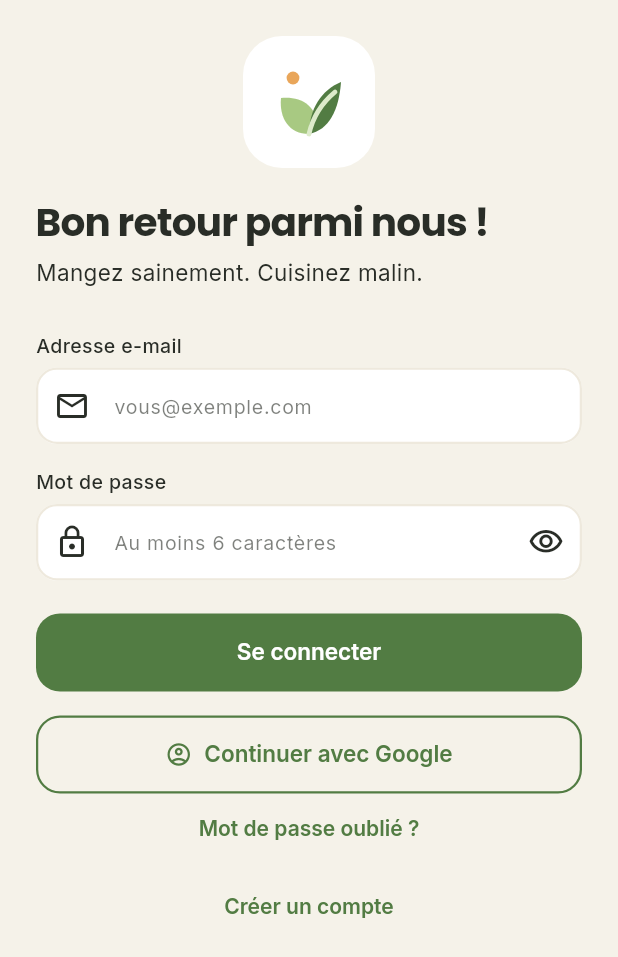
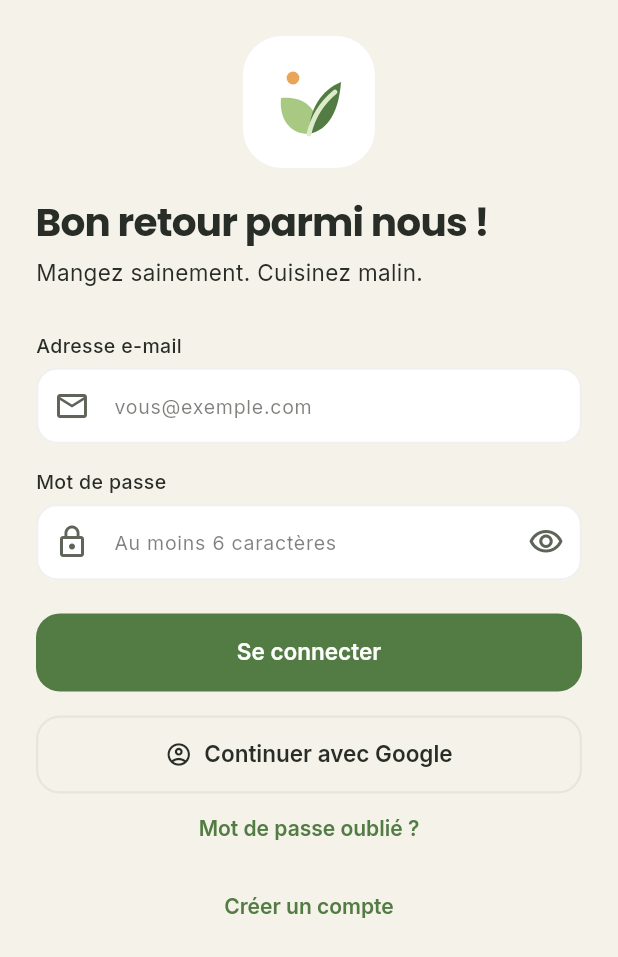
Before and after one commit to Adem-elwafi/RecipeMate, a Flutter app: the AuthScreen screen opened by its route, on a phone screen of 412 x 824 dp. Shown: the top 957 px of the screen. Run offline on Flutter 3.47's test engine with Material 3 defaults, Android fonts, the phone set to English and light mode, and no system bars; our stand-ins replace cloud_firestore, firebase_auth, firebase_core, firebase_storage, flutter_local_notifications, flutter_riverpod and 8 more; accounts and stored records are empty; network calls fail.

Commit message:
Design: theme centralise, profil/connexion/onboarding alignes sur les maquettes

```diff
--- a/lib/core/theme/app_colors.dart
+++ b/lib/core/theme/app_colors.dart
@@ -1,67 +1,69 @@
 import 'package:flutter/material.dart';
 
-/// Design tokens for RecipeMate colors based on Material 3 specifications.
-/// Extracted directly from `docs/design/RecipeMate.html`.
+/// Design tokens for RecipeMate colors.
+///
+/// Les couleurs ci-dessous sont celles de la palette de référence : aucun
+/// code HEX approximatif ni couleur Material par défaut n'est utilisé pour les
+/// écrans clairs. Les seules valeurs dérivées sont des transparences de ces
+/// mêmes couleurs (ombres, bordures) ou les fonds du thème sombre, conservé
+/// pour les écrans autres que l'authentification.
 abstract final class AppColors {
-  // Brand colors
+  // Palette de référence (codes HEX imposés)
   static const Color primary = Color(0xFF527C43);
   static const Color sage = Color(0xFFA8C982);
   static const Color softGreen = Color(0xFFDDEBCB);
-  static const Color tonalGreenText = Color(0xFF3F6233);
-  static const Color primaryDark = Color(0xFF3F6233);
-  static const Color primaryLight = Color(0xFF6A9B57);
-  static const Color softGreenLight = Color(0xFFEFF6E6);
+  static const Color cream = Color(0xFFF5F2E9);
+  static const Color card = Color(0xFFFFFFFF);
+  static const Color textPrimary = Color(0xFF292D27);
+  static const Color greyIcon = Color(0xFF858B7D);
+  static const Color textSecondary = Color(0xFF5E6457);
+  static const Color orangeAccent = Color(0xFFE9A65A);
+  static const Color orangeText = Color(0xFF9A5A12);
+  static const Color error = Color(0xFFB3261E);
 
-  // Surface & Background
-  static const Color cream = Color(0xFFF5F2E9);
-  static const Color background = Color(0xFFF5F2E9);
-  static const Color scaffoldBackground = Color(0xFFF5F2E9);
-  static const Color card = Color(0xFFFFFFFF);
-  static const Color surface = Color(0xFFFFFFFF);
-  static const Color darkBackground = Color(0xFF1C1F1A);
-  static const Color darkBg = Color(0xFF1C1F1A);
-  static const Color darkCard = Color(0xFF262A23);
+  // Alias sémantiques : ils pointent tous vers la palette exacte.
+  static const Color tonalGreenText = textPrimary;
+  static const Color primaryDark = primary;
+  static const Color primaryLight = primary;
+  static const Color softGreenLight = softGreen;
+  static const Color background = cream;
+  static const Color scaffoldBackground = cream;
+  static const Color surface = card;
+  static const Color textMuted = greyIcon;
+  static const Color iconGrey = greyIcon;
+  static const Color success = primary;
+  static const Color successContainer = softGreen;
+  static const Color orangeContainer = cream;
+  static const Color favoriteIcon = orangeAccent;
+  static const Color errorContainer = card;
+  static const Color info = textSecondary;
+  static const Color infoContainer = cream;
 
-  // Ombres douces des cartes (valeurs alpha des couleurs de la palette).
+  // Bordures : gris de la palette ou variante très claire autorisée.
+  static const Color border = Color(0x1F292D27); // rgba(41, 45, 39, 0.12)
+  static const Color borderSubtle = Color(0x1F858B7D); // gris #858B7D à 12 %
+
+  // Ombres douces des cartes (transparences des couleurs de la palette).
   static const Color cardShadow = Color(0x14292D27); // rgba(41, 45, 39, 0.08)
   static const Color primaryShadow = Color(
     0x28527C43,
   ); // rgba(82, 124, 67, 0.16)
 
-  // Typography & Neutral
-  static const Color textPrimary = Color(0xFF292D27);
-  static const Color textSecondary = Color(0xFF5E6457);
-  static const Color textMuted = Color(0xFF858B7D);
-  static const Color greyIcon = Color(0xFF858B7D);
-  static const Color iconGrey = Color(0xFF858B7D);
-  static const Color border = Color(0x1F292D27); // rgba(41, 45, 39, 0.12)
-  static const Color borderSubtle = Color(0xFFEEE9DD);
-
-  // Accents & Alerts (Anti-gaspi, Expiration)
-  static const Color orangeAccent = Color(0xFFE9A65A);
-  static const Color orangeText = Color(0xFF9A5A12);
-  static const Color orangeContainer = Color(0xFFFCEFDF);
-  // Icône favori : nuance exacte de la maquette `docs/design/RecipeMate.html`.
-  static const Color favoriteIcon = Color(0xFFC97A22);
-
-  // Semantic Status
-  static const Color error = Color(0xFFB3261E);
-  static const Color errorContainer = Color(0xFFFBEDEB);
-  static const Color success = Color(0xFF527C43);
-  static const Color successContainer = Color(0xFFDDEBCB);
-  static const Color info = Color(0xFF3D7EAA);
-  static const Color infoContainer = Color(0xFFE5F1F9);
-
-  // Nutri-Score colors
-  static const Color nutriScoreA = Color(0xFF038141);
-  static const Color nutriScoreB = Color(0xFF85BB2F);
-  static const Color nutriScoreC = Color(0xFFFECB02);
-  static const Color nutriScoreD = Color(0xFFEE8100);
-  static const Color nutriScoreE = Color(0xFFE63E11);
+  // Nutri-Score : nuances de la palette de référence, sans couleur approximative.
+  static const Color nutriScoreA = primary;
+  static const Color nutriScoreB = sage;
+  static const Color nutriScoreC = orangeAccent;
+  static const Color nutriScoreD = orangeText;
+  static const Color nutriScoreE = error;
 
   // Nutrition & Macros
-  static const Color macroCalories = Color(0xFFE9A65A);
-  static const Color macroProtein = Color(0xFFA8C982);
-  static const Color macroCarbs = Color(0xFFE9A65A);
-  static const Color macroFat = Color(0xFF858B7D);
+  static const Color macroCalories = orangeAccent;
+  static const Color macroProtein = sage;
+  static const Color macroCarbs = orangeAccent;
+  static const Color macroFat = greyIcon;
+
+  // Thème sombre : conservé pour les écrans autres que l'authentification.
+  static const Color darkBackground = Color(0xFF1C1F1A);
+  static const Color darkBg = Color(0xFF1C1F1A);
+  static const Color darkCard = Color(0xFF262A23);
 }
--- a/lib/core/theme/app_text_styles.dart
+++ b/lib/core/theme/app_text_styles.dart
@@ -2,7 +2,7 @@ import 'package:flutter/material.dart';
 import 'package:google_fonts/google_fonts.dart';
 
 /// Typography tokens for RecipeMate directly aligned with `docs/design/RecipeMate.html`.
-/// Poppins for headings & display titles.
+/// Poppins Bold for titles/display, Poppins Medium for subtitles/section headers.
 /// Inter for body, captions, labels, and buttons.
 ///
 /// Les couleurs de texte ne sont PAS fixées ici : elles viennent du
@@ -28,19 +28,19 @@ abstract final class AppTextStyles {
 
   static TextStyle get title => GoogleFonts.poppins(
     fontSize: 22,
-    fontWeight: FontWeight.w600,
+    fontWeight: FontWeight.w700,
     height: 1.3,
   );
 
   static TextStyle get subtitle => GoogleFonts.poppins(
     fontSize: 17,
-    fontWeight: FontWeight.w600,
+    fontWeight: FontWeight.w500,
     height: 1.35,
   );
 
   static TextStyle get sectionHeader => GoogleFonts.poppins(
     fontSize: 16,
-    fontWeight: FontWeight.w600,
+    fontWeight: FontWeight.w500,
     height: 1.35,
   );
 
--- a/lib/core/theme/app_theme.dart
+++ b/lib/core/theme/app_theme.dart
@@ -9,23 +9,24 @@ abstract final class AppTheme {
     const colorScheme = ColorScheme(
       brightness: Brightness.light,
       primary: AppColors.primary,
-      onPrimary: Colors.white,
+      onPrimary: AppColors.card,
       primaryContainer: AppColors.softGreen,
-      onPrimaryContainer: AppColors.tonalGreenText,
+      onPrimaryContainer: AppColors.textPrimary,
       secondary: AppColors.sage,
       onSecondary: AppColors.textPrimary,
-      secondaryContainer: AppColors.softGreenLight,
-      onSecondaryContainer: AppColors.tonalGreenText,
+      secondaryContainer: AppColors.softGreen,
+      onSecondaryContainer: AppColors.textPrimary,
       tertiary: AppColors.orangeAccent,
-      onTertiary: Colors.white,
-      tertiaryContainer: AppColors.orangeContainer,
+      onTertiary: AppColors.card,
+      tertiaryContainer: AppColors.cream,
       onTertiaryContainer: AppColors.orangeText,
       error: AppColors.error,
-      onError: Colors.white,
-      errorContainer: AppColors.errorContainer,
+      onError: AppColors.card,
+      errorContainer: AppColors.card,
       onErrorContainer: AppColors.error,
       surface: AppColors.card,
       onSurface: AppColors.textPrimary,
+      onSurfaceVariant: AppColors.textSecondary,
       surfaceContainerHighest: AppColors.cream,
       outline: AppColors.border,
       outlineVariant: AppColors.borderSubtle,
@@ -47,7 +48,8 @@ abstract final class AppTheme {
       ),
       cardTheme: const CardThemeData(
         color: AppColors.card,
-        elevation: 0,
+        elevation: 2,
+        shadowColor: AppColors.cardShadow,
         margin: EdgeInsets.zero,
         shape: RoundedRectangleBorder(
           borderRadius: BorderRadius.all(Radius.circular(20)),
@@ -57,8 +59,9 @@ abstract final class AppTheme {
       elevatedButtonTheme: ElevatedButtonThemeData(
         style: ElevatedButton.styleFrom(
           backgroundColor: AppColors.primary,
-          foregroundColor: Colors.white,
-          elevation: 0,
+          foregroundColor: AppColors.card,
+          elevation: 1,
+          shadowColor: AppColors.primaryShadow,
           minimumSize: const Size(0, 52),
           padding: const EdgeInsets.symmetric(horizontal: 24),
           textStyle: AppTextStyles.button,
@@ -112,6 +115,9 @@ abstract final class AppTheme {
           borderSide: const BorderSide(color: AppColors.error, width: 1.5),
         ),
       ),
+      switchTheme: _switchTheme(colorScheme),
+      checkboxTheme: _checkboxTheme(colorScheme),
+      radioTheme: _radioTheme(colorScheme),
       navigationBarTheme: NavigationBarThemeData(
         backgroundColor: colorScheme.surface,
         elevation: 8,
@@ -147,24 +153,25 @@ abstract final class AppTheme {
   static ThemeData get darkTheme {
     const colorScheme = ColorScheme(
       brightness: Brightness.dark,
-      primary: AppColors.primaryLight,
-      onPrimary: AppColors.darkBackground,
-      primaryContainer: AppColors.primaryDark,
-      onPrimaryContainer: Colors.white,
+      primary: AppColors.primary,
+      onPrimary: AppColors.card,
+      primaryContainer: AppColors.primary,
+      onPrimaryContainer: AppColors.card,
       secondary: AppColors.sage,
-      onSecondary: AppColors.darkBackground,
+      onSecondary: AppColors.textPrimary,
       secondaryContainer: AppColors.darkCard,
       onSecondaryContainer: AppColors.softGreen,
       tertiary: AppColors.orangeAccent,
-      onTertiary: AppColors.darkBackground,
-      tertiaryContainer: AppColors.orangeText,
-      onTertiaryContainer: Colors.white,
+      onTertiary: AppColors.textPrimary,
+      tertiaryContainer: AppColors.cream,
+      onTertiaryContainer: AppColors.orangeText,
       error: AppColors.error,
-      onError: Colors.white,
-      errorContainer: AppColors.errorContainer,
+      onError: AppColors.card,
+      errorContainer: AppColors.card,
       onErrorContainer: AppColors.error,
       surface: AppColors.darkCard,
-      onSurface: Colors.white,
+      onSurface: AppColors.card,
+      onSurfaceVariant: AppColors.textMuted,
       surfaceContainerHighest: AppColors.darkBackground,
       outline: AppColors.textSecondary,
       outlineVariant: AppColors.textMuted,
@@ -177,16 +184,17 @@ abstract final class AppTheme {
       fontFamily: 'Inter',
       appBarTheme: AppBarTheme(
         backgroundColor: AppColors.darkBackground,
-        foregroundColor: Colors.white,
+        foregroundColor: AppColors.card,
         elevation: 0,
         scrolledUnderElevation: 0,
         centerTitle: false,
-        titleTextStyle: AppTextStyles.title.copyWith(color: Colors.white),
-        iconTheme: const IconThemeData(color: Colors.white),
+        titleTextStyle: AppTextStyles.title.copyWith(color: AppColors.card),
+        iconTheme: const IconThemeData(color: AppColors.card),
       ),
       cardTheme: CardThemeData(
         color: AppColors.darkCard,
-        elevation: 0,
+        elevation: 2,
+        shadowColor: AppColors.cardShadow,
         margin: EdgeInsets.zero,
         shape: RoundedRectangleBorder(
           borderRadius: const BorderRadius.all(Radius.circular(20)),
@@ -197,9 +205,10 @@ abstract final class AppTheme {
       ),
       elevatedButtonTheme: ElevatedButtonThemeData(
         style: ElevatedButton.styleFrom(
-          backgroundColor: AppColors.primaryLight,
-          foregroundColor: AppColors.darkBackground,
-          elevation: 0,
+          backgroundColor: AppColors.primary,
+          foregroundColor: AppColors.card,
+          elevation: 1,
+          shadowColor: AppColors.primaryShadow,
           minimumSize: const Size(0, 52),
           padding: const EdgeInsets.symmetric(horizontal: 24),
           textStyle: AppTextStyles.button,
@@ -257,6 +266,9 @@ abstract final class AppTheme {
           borderSide: const BorderSide(color: AppColors.error, width: 1.5),
         ),
       ),
+      switchTheme: _switchTheme(colorScheme),
+      checkboxTheme: _checkboxTheme(colorScheme),
+      radioTheme: _radioTheme(colorScheme),
       navigationBarTheme: NavigationBarThemeData(
         backgroundColor: colorScheme.surface,
         elevation: 8,
@@ -286,4 +298,66 @@ abstract final class AppTheme {
       ),
     );
   }
+
+  /// Couleurs des Switch, avec états sélectionné/désactivé issus du thème.
+  static SwitchThemeData _switchTheme(ColorScheme colors) {
+    return SwitchThemeData(
+      thumbColor: WidgetStateProperty.resolveWith<Color?>((states) {
+        if (states.contains(WidgetState.disabled)) {
+          return colors.onSurface.withValues(alpha: 0.38);
+        }
+        if (states.contains(WidgetState.selected)) {
+          return colors.primary;
+        }
+        return colors.surface;
+      }),
+      trackColor: WidgetStateProperty.resolveWith<Color?>((states) {
+        if (states.contains(WidgetState.disabled)) {
+          return colors.onSurface.withValues(alpha: 0.12);
+        }
+        if (states.contains(WidgetState.selected)) {
+          return colors.primaryContainer;
+        }
+        return colors.outlineVariant;
+      }),
+      overlayColor: WidgetStateProperty.all(
+        colors.primary.withValues(alpha: 0.08),
+      ),
+    );
+  }
+
+  /// Couleurs des cases à cocher (collections, recettes, onboarding).
+  static CheckboxThemeData _checkboxTheme(ColorScheme colors) {
+    return CheckboxThemeData(
+      fillColor: WidgetStateProperty.resolveWith<Color?>((states) {
+        if (states.contains(WidgetState.disabled)) {
+          return colors.onSurface.withValues(alpha: 0.3);
+        }
+        if (states.contains(WidgetState.selected)) {
+          return colors.primary;
+        }
+        return colors.surface;
+      }),
+      checkColor: WidgetStateProperty.all(AppColors.card),
+      side: const BorderSide(color: AppColors.greyIcon, width: 1.5),
+      overlayColor: WidgetStateProperty.all(
+        colors.primary.withValues(alpha: 0.08),
+      ),
+    );
+  }
+
+  /// Couleurs des boutons radio (sélecteur de thème clair/sombre/système).
+  static RadioThemeData _radioTheme(ColorScheme colors) {
+    return RadioThemeData(
+      fillColor: WidgetStateProperty.resolveWith<Color?>((states) {
+        if (states.contains(WidgetState.disabled)) {
+          return colors.onSurface.withValues(alpha: 0.3);
+        }
+        return colors.primary;
+      }),
+      overlayColor: WidgetStateProperty.all(
+        colors.primary.withValues(alpha: 0.08),
+      ),
+    );
+  }
 }
--- a/lib/features/auth/auth_screen.dart
+++ b/lib/features/auth/auth_screen.dart
@@ -320,8 +320,9 @@ class _AuthFormState extends ConsumerState<_AuthForm> {
             Container(
               padding: const EdgeInsets.all(12),
               decoration: BoxDecoration(
-                color: Theme.of(context).colorScheme.errorContainer,
+                color: AppColors.card,
                 borderRadius: BorderRadius.circular(12),
+                border: Border.all(color: AppColors.error),
               ),
               child: Text(
                 _errorMessage!,
@@ -342,7 +343,7 @@ class _AuthFormState extends ConsumerState<_AuthForm> {
               child: Text(
                 _infoMessage!,
                 style: AppTextStyles.caption.copyWith(
-                  color: AppColors.tonalGreenText,
+                  color: AppColors.textPrimary,
                 ),
               ),
             ),
@@ -366,6 +367,11 @@ class _AuthFormState extends ConsumerState<_AuthForm> {
               label: const Text('Continuer avec Google'),
               style: OutlinedButton.styleFrom(
                 minimumSize: const Size(0, 52),
+                foregroundColor: AppColors.textPrimary,
+                side: const BorderSide(
+                  color: AppColors.borderSubtle,
+                  width: 1.5,
+                ),
                 shape: RoundedRectangleBorder(
                   borderRadius: BorderRadius.circular(16),
                 ),
--- a/lib/features/profile/profile_screen.dart
+++ b/lib/features/profile/profile_screen.dart
@@ -472,7 +472,7 @@ class _ProfileHeader extends StatelessWidget {
                               ? Text(
                                   initials,
                                   style: AppTextStyles.title.copyWith(
-                                    color: AppColors.tonalGreenText,
+                                    color: AppColors.textPrimary,
                                     fontWeight: FontWeight.w700,
                                   ),
                                 )
@@ -486,7 +486,7 @@ class _ProfileHeader extends StatelessWidget {
                                       child: Text(
                                         initials,
                                         style: AppTextStyles.title.copyWith(
-                                          color: AppColors.tonalGreenText,
+                                          color: AppColors.textPrimary,
                                           fontWeight: FontWeight.w700,
                                         ),
                                       ),
--- a/lib/shared/widgets/recipe_card.dart
+++ b/lib/shared/widgets/recipe_card.dart
@@ -9,7 +9,7 @@ import 'package:recipemate/shared/widgets/match_bar.dart';
 /// Reusable recipe card widget matching `docs/design/RecipeMate.html`:
 /// - 18px border-radius, white background, shadow `rgba(41,45,39,.08)`
 /// - Image container with 14px radius
-/// - "Healthy" badge in top-left (rgba(255,255,255,0.92), text `#3F6233`, 11px font-weight 600, radius 7px)
+/// - "Healthy" badge in top-left (rgba(255,255,255,0.92), text `#292D27`, 11px font-weight 600, radius 7px)
 /// - Poppins 14px title
 /// - Time and kcal in Inter 12px `#5E6457`
 /// - Optional MatchBar below
@@ -122,8 +122,8 @@ class RecipeCard extends StatelessWidget {
                                 : Icons.favorite_border_rounded,
                             size: 18,
                             color: recipe.isFavorite
-                                ? AppColors.error
-                                : AppColors.favoriteIcon,
+                                ? AppColors.orangeAccent
+                                : AppColors.greyIcon,
                           ),
                         ),
                       ),
```
Also changed, not shown: lib/features/onboarding/widgets/onboarding_illustrations.dart (+4 -4 lines), lib/features/playground/playground_screen.dart (+6 -5 lines), lib/shared/widgets/app_buttons.dart (+4 -9 lines), lib/shared/widgets/diet_badge.dart (+4 -4 lines), 2 other files.
